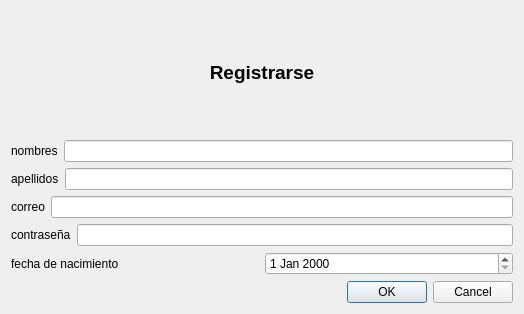
Qt form Proyecto_Fase_2/registerview.ui (MReyes09/-EDD-Proyectos_202202233) before a commit.
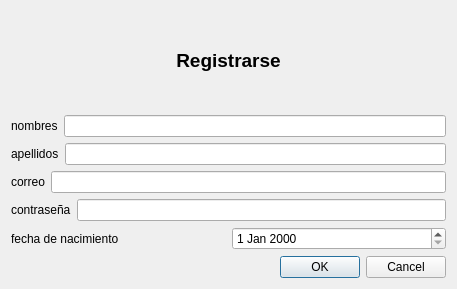
The same form after that commit.

```diff
--- a/Proyecto_Fase_2/registerview.ui
+++ b/Proyecto_Fase_2/registerview.ui
@@ -6,8 +6,8 @@
    <rect>
     <x>0</x>
     <y>0</y>
-    <width>524</width>
-    <height>314</height>
+    <width>457</width>
+    <height>289</height>
    </rect>
   </property>
   <property name="windowTitle">
```
